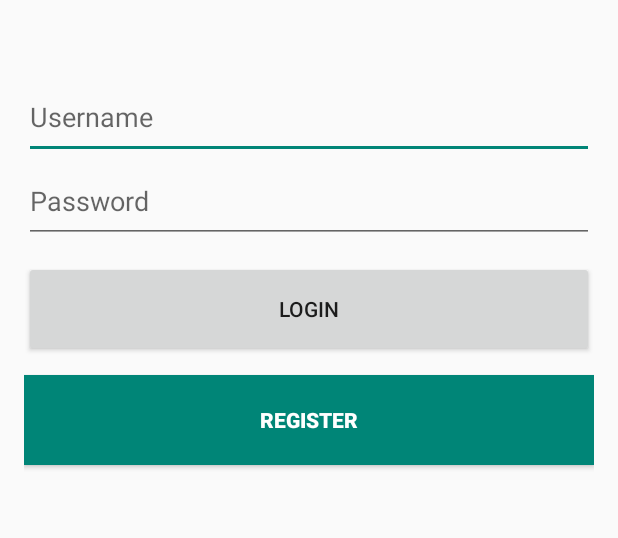
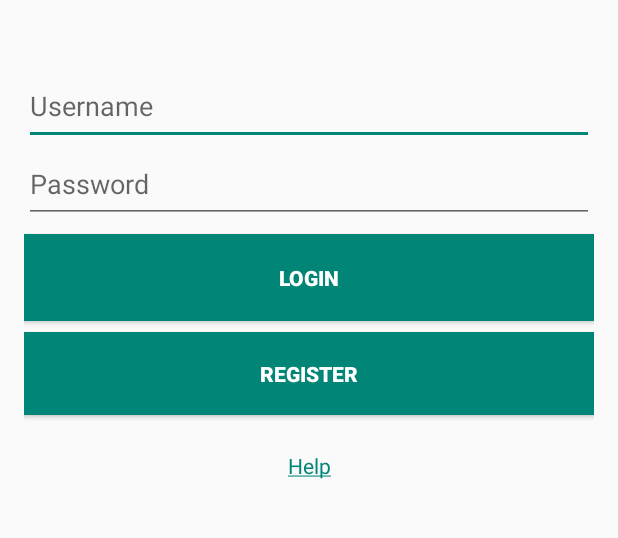
Before and after one commit to TPineapples/CookHelper, an Android app: the screen it shows after launch (MainActivity), on a phone screen of 412 x 824 dp, the part 321-859 px from its top. Run offline under Robolectric (Android 15) with nearby library versions, the phone set to English and light mode, and no system bars.

Commit message:
Added Help Activity for Login/Registration, More style changes

```diff
--- a/app/src/main/java/ad/nerdsqu/cookhelper/MainActivity.java
+++ b/app/src/main/java/ad/nerdsqu/cookhelper/MainActivity.java
@@ -3,12 +3,15 @@
 import android.content.Intent;
 import android.support.v7.app.AppCompatActivity;
 import android.os.Bundle;
+import android.text.SpannableString;
+import android.text.style.UnderlineSpan;
 import android.view.View;
 import android.view.animation.Animation;
 import android.view.animation.AnimationUtils;
 import android.widget.Button;
 import android.widget.EditText;
 import android.widget.LinearLayout;
+import android.widget.TextView;
 import android.widget.Toast;
 
 
@@ -30,6 +33,19 @@
         final EditText password = (EditText) findViewById(R.id.fieldPassword);
         Button newAccount = (Button) findViewById(R.id.buttonRegister);
         Button submitLogin = (Button) findViewById(R.id.buttonLogin);
+        TextView buttonHelp = (TextView) findViewById(R.id.linkHelp);
+
+        SpannableString helpstyling = new SpannableString(getString(R.string.HelpLink));
+        helpstyling.setSpan(new UnderlineSpan(), 0, helpstyling.length(), 0);
+        buttonHelp.setText(helpstyling);
+
+        buttonHelp.setOnClickListener(new View.OnClickListener() {
+            @Override
+            public void onClick(View view) {
+                Intent i = new Intent(MainActivity.this, HelpLoginActivity.class);
+                startActivity(i);
+            }
+        });
 
         submitLogin.setOnClickListener(new View.OnClickListener(){
             public void onClick(View v){
--- a/app/src/main/res/layout/activity_main.xml
+++ b/app/src/main/res/layout/activity_main.xml
@@ -83,7 +83,10 @@
                 android:layout_alignParentStart="true"
                 android:layout_alignRight="@+id/fieldPassword"
                 android:layout_alignEnd="@+id/fieldPassword"
-                android:layout_weight="0.15" />
+                android:layout_weight="0.15"
+                android:background="@color/accent_material_light"
+                android:textColor="@android:color/background_light"
+                android:textStyle="normal|bold"/>
 
             <Space
                 android:layout_width="match_parent"
@@ -101,6 +104,18 @@
                 android:textColor="@android:color/background_light"
                 android:textStyle="normal|bold" />
 
+            <TextView
+                android:text="TextView"
+                android:layout_width="match_parent"
+                android:layout_height="wrap_content"
+                android:id="@+id/linkHelp"
+                android:layout_weight="0.11"
+                android:layout_marginTop="24dp"
+                tools:text="@string/HelpLink"
+                android:textAlignment="center"
+                android:fontFamily="sans-serif"
+                android:textColor="@color/accent_material_light" />
+
         </LinearLayout>
 
     </LinearLayout>
```
Also changed, not shown: app/src/main/AndroidManifest.xml (+6 -6 lines), app/src/main/java/ad/nerdsqu/cookhelper/HelpLoginActivity.java (added, +25 -0 lines), app/src/main/java/ad/nerdsqu/cookhelper/Register.java (+16 -0 lines), app/src/main/res/layout/activity_help_login.xml (added, +64 -0 lines), app/src/main/res/layout/activity_register.xml (+13 -0 lines), app/src/main/res/values/strings.xml (+9 -1 lines).
